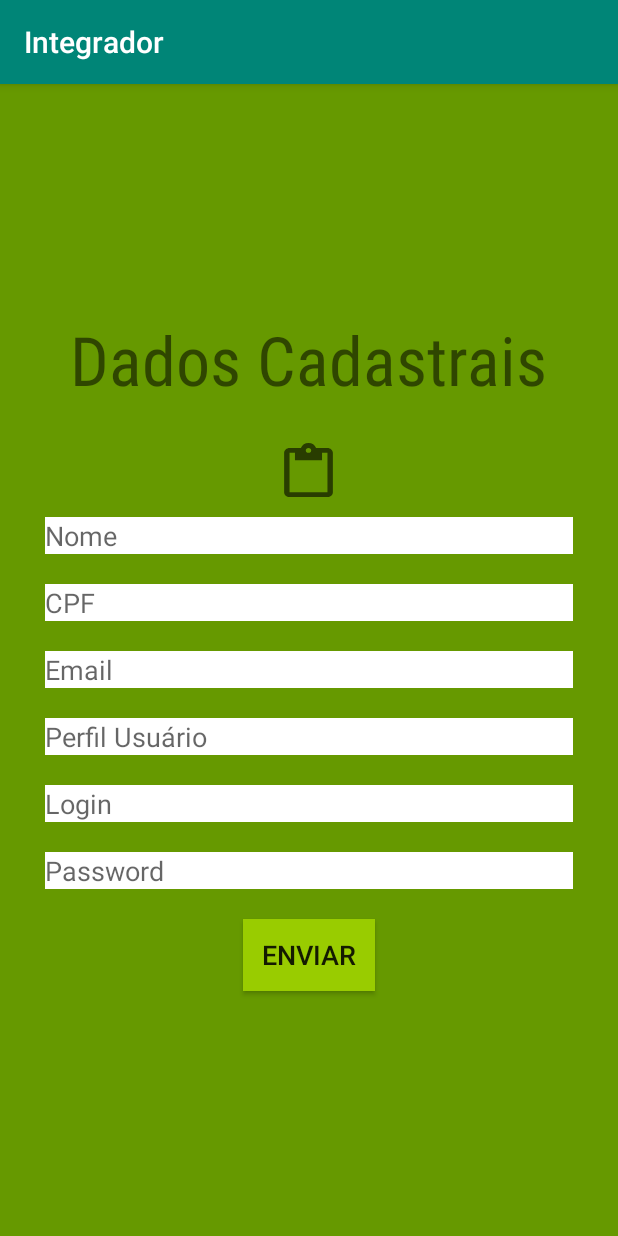
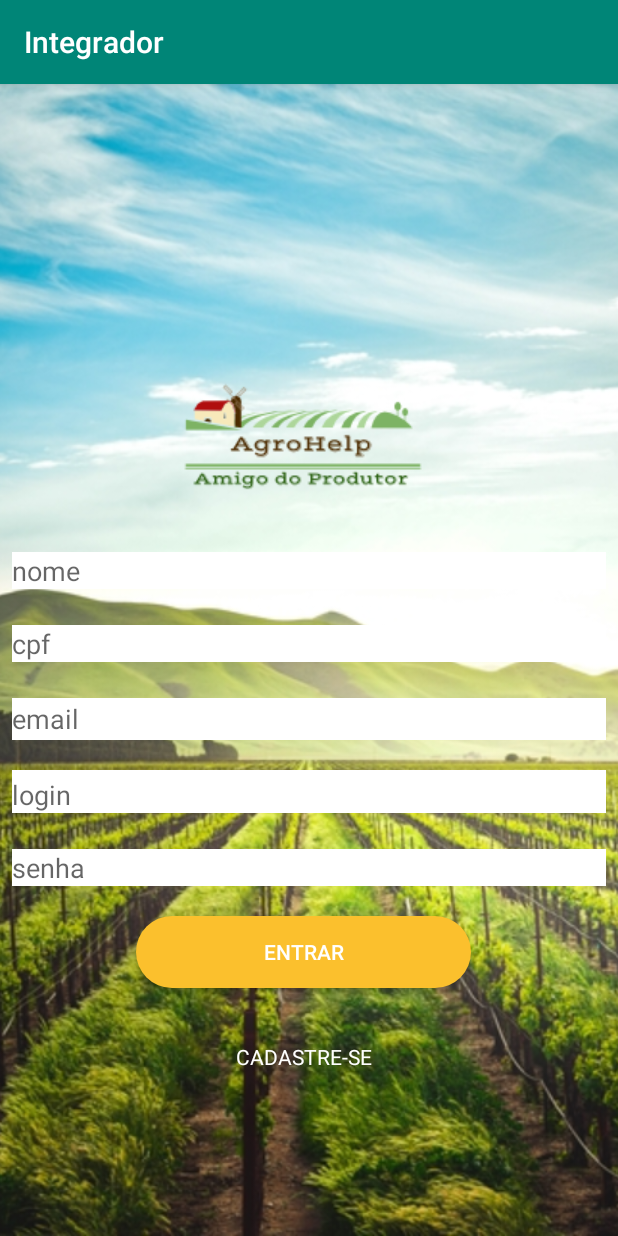
Before and after one commit to ProjetoAgroHelp/Repositorio_FrontEnd, an Android app: the Cadastro screen opened directly, with no data from a screen before it, on a phone screen of 412 x 824 dp. Run offline under Robolectric (Android 15) with nearby library versions, the phone set to English and light mode, and no system bars.

Commit message:
tela de login e tela de cadastro

```diff
--- /dev/null
+++ b/app/src/main/res/drawable/btn_redondo.xml
@@ -0,0 +1,5 @@
+<?xml version="1.0" encoding="utf-8"?>
+<shape xmlns:android="http://schemas.android.com/apk/res/android">
+    <solid android:color="@color/colorPrimaryDark"/>
+    <corners android:radius="30dp"/>
+</shape>
--- a/app/src/main/res/layout/activity_cadastro.xml
+++ b/app/src/main/res/layout/activity_cadastro.xml
@@ -1,113 +1,163 @@
 <?xml version="1.0" encoding="utf-8"?>
-<LinearLayout xmlns:android="http://schemas.android.com/apk/res/android"
+<android.support.constraint.ConstraintLayout xmlns:android="http://schemas.android.com/apk/res/android"
     xmlns:app="http://schemas.android.com/apk/res-auto"
     xmlns:tools="http://schemas.android.com/tools"
-    android:id="@+id/corpo"
     android:layout_width="match_parent"
     android:layout_height="match_parent"
-    android:background="@android:color/holo_green_dark"
-    android:clipToPadding="false"
-    android:gravity="center_vertical|center_horizontal|center"
-    android:orientation="vertical"
-    android:padding="20dp"
-    android:paddingBottom="10dp"
-    android:paddingTop="10dp"
-    tools:paddingTop="11dp"
-    >
+    tools:context="Login">
+
+    <ImageView
+        android:id="@+id/photo_image_view"
+        android:layout_width="match_parent"
+        android:layout_height="match_parent"
+        android:scaleType="centerCrop"
+        android:src="@drawable/campo"
+        tools:layout_editor_absoluteX="39dp"
+        tools:layout_editor_absoluteY="133dp" />
+
+    <ImageView
+        android:id="@+id/logo"
+        android:layout_width="wrap_content"
+        android:layout_height="wrap_content"
+        android:layout_marginStart="8dp"
+        android:layout_marginTop="28dp"
+        android:layout_marginEnd="8dp"
+        app:layout_constraintBottom_toTopOf="@+id/editText"
+        app:layout_constraintEnd_toEndOf="parent"
+        app:layout_constraintHorizontal_bias="0.5"
+        app:layout_constraintStart_toStartOf="parent"
+        app:layout_constraintTop_toBottomOf="@+id/photo_image_view"
+        app:srcCompat="@drawable/agrohelp" />
+
+    <EditText
+        android:id="@+id/editText"
+        android:layout_width="match_parent"
+        android:layout_height="wrap_content"
+        android:layout_marginStart="8dp"
+        android:layout_marginTop="36dp"
+        android:layout_marginEnd="8dp"
+        android:background="@android:color/white"
+        android:ems="10"
+        android:hint="nome"
+        android:inputType="textPersonName"
+        android:textColor="@color/colorPrimaryDark"
+        app:layout_constraintBottom_toTopOf="@+id/editText2"
+        app:layout_constraintEnd_toEndOf="@+id/logo"
+        app:layout_constraintHorizontal_bias="0.5"
+        app:layout_constraintStart_toStartOf="@+id/logo"
+        app:layout_constraintTop_toBottomOf="@+id/logo"
+        tools:background="@android:color/white" />
+
+    <EditText
+        android:id="@+id/editText2"
+        android:layout_width="match_parent"
+        android:layout_height="wrap_content"
+        android:layout_marginStart="8dp"
+        android:layout_marginTop="24dp"
+        android:layout_marginEnd="8dp"
+        android:background="@android:color/white"
+        android:ems="10"
+        android:hint="cpf"
+        android:inputType="textPersonName"
+        android:textColor="@color/colorPrimaryDark"
+        app:layout_constraintBottom_toTopOf="@+id/editText3"
+        app:layout_constraintEnd_toEndOf="@+id/editText"
+        app:layout_constraintHorizontal_bias="0.5"
+        app:layout_constraintStart_toStartOf="@+id/editText"
+        app:layout_constraintTop_toBottomOf="@+id/editText" />
+
+    <Button
+        android:id="@+id/cadastro"
+        android:layout_width="223dp"
+        android:layout_height="wrap_content"
+        android:layout_marginTop="20dp"
+        android:layout_marginEnd="8dp"
+        android:background="@drawable/btn_redondo"
+        android:backgroundTint="#fbc02d"
+        android:text="Entrar"
+        android:textColor="@android:color/white"
+        app:layout_constraintBottom_toTopOf="@+id/photo_image_view"
+        app:layout_constraintEnd_toEndOf="@+id/editText6"
+        app:layout_constraintHorizontal_bias="0.5"
+        app:layout_constraintStart_toStartOf="@+id/editText6"
+        app:layout_constraintTop_toBottomOf="@+id/editText6" />
 
     <TextView
-        android:id="@+id/titulo"
+        android:id="@+id/cadastrese"
         android:layout_width="wrap_content"
         android:layout_height="wrap_content"
-        android:textSize="45dp"
-        android:fontFamily="sans-serif-condensed"
-        android:layout_marginBottom="25dp"
-        android:text="Dados Cadastrais"/>
+        android:layout_marginTop="36dp"
+        android:text="CADASTRE-SE"
+        android:textColor="@android:color/white"
+        app:layout_constraintEnd_toEndOf="@+id/cadastro"
+        app:layout_constraintStart_toStartOf="@+id/cadastro"
+        app:layout_constraintTop_toBottomOf="@+id/cadastro" />
+
+    <EditText
+        android:id="@+id/editText3"
+        android:layout_width="match_parent"
+        android:layout_height="28dp"
+        android:layout_marginStart="8dp"
+        android:layout_marginTop="24dp"
+        android:layout_marginEnd="8dp"
+        android:background="@android:color/white"
+        android:ems="10"
+        android:hint="email"
+        android:inputType="textPersonName"
+        app:layout_constraintBottom_toTopOf="@+id/editText5"
+        app:layout_constraintEnd_toEndOf="parent"
+        app:layout_constraintHorizontal_bias="0.5"
+        app:layout_constraintStart_toStartOf="parent"
+        app:layout_constraintTop_toBottomOf="@+id/editText2" />
+
+    <EditText
+        android:id="@+id/editText4"
+        android:layout_width="match_parent"
+        android:layout_height="wrap_content"
+        android:layout_marginStart="8dp"
+        android:layout_marginTop="20dp"
+        android:layout_marginEnd="8dp"
+        android:background="@android:color/white"
+        android:ems="10"
+        android:hint="perfil Usuario"
+        android:inputType="textPersonName"
+        app:layout_constraintEnd_toEndOf="parent"
+        app:layout_constraintStart_toStartOf="parent"
+        app:layout_constraintTop_toBottomOf="@+id/editText3" />
+
+    <EditText
+        android:id="@+id/editText5"
+        android:layout_width="match_parent"
+        android:layout_height="wrap_content"
+        android:layout_marginStart="8dp"
+        android:layout_marginTop="24dp"
+        android:layout_marginEnd="8dp"
+        android:background="@android:color/white"
+        android:ems="10"
+        android:hint="login"
+        android:inputType="textPersonName"
+        app:layout_constraintBottom_toTopOf="@+id/editText6"
+        app:layout_constraintEnd_toEndOf="parent"
+        app:layout_constraintHorizontal_bias="0.5"
+        app:layout_constraintStart_toStartOf="parent"
+        app:layout_constraintTop_toBottomOf="@+id/editText3" />
+
+    <EditText
+        android:id="@+id/editText6"
+        android:layout_width="match_parent"
+        android:layout_height="wrap_content"
+        android:layout_marginStart="8dp"
+        android:layout_marginTop="24dp"
+        android:layout_marginEnd="8dp"
+        android:background="@android:color/white"
+        android:ems="10"
+        android:hint="senha"
+        android:inputType="textPersonName"
+        app:layout_constraintBottom_toTopOf="@+id/cadastro"
+        app:layout_constraintEnd_toEndOf="parent"
+        app:layout_constraintHorizontal_bias="0.5"
+        app:layout_constraintStart_toStartOf="parent"
+        app:layout_constraintTop_toBottomOf="@+id/editText5" />
 
 
-
-    <TextView
-        android:id="@+id/desenho"
-        android:layout_width="43dp"
-        android:layout_height="39dp"
-        android:background="?android:attr/actionModePasteDrawable" />
-
-
-
-    <EditText
-        android:id="@+id/Nome"
-        android:layout_width="match_parent"
-        android:layout_height="wrap_content"
-        android:background="@android:color/white"
-        android:layout_margin="10dp"
-        android:hint="Nome" />
-
-
-    <EditText
-        android:id="@+id/CPF"
-        android:layout_width="match_parent"
-        android:layout_height="wrap_content"
-        android:background="@android:color/white"
-        android:layout_margin="10dp"
-        android:hint="CPF" />
-
-
-    <EditText
-        android:id="@+id/Email"
-        android:layout_width="match_parent"
-        android:layout_height="wrap_content"
-        android:background="@android:color/white"
-        android:layout_margin="10dp"
-
-        android:hint="Email" />
-
-
-    <EditText
-        android:id="@+id/Perfil_Usuario"
-        android:layout_width="match_parent"
-        android:layout_height="wrap_content"
-        android:background="@android:color/white"
-        android:layout_margin="10dp"
-        android:hint="Perfil Usuário" />
-
-    <EditText
-        android:id="@+id/Login"
-        android:layout_width="match_parent"
-        android:layout_height="wrap_content"
-        android:background="@android:color/white"
-        android:layout_margin="10dp"
-        android:hint="Login" />
-
-    <EditText
-        android:id="@+id/Senha"
-        android:layout_width="match_parent"
-        android:layout_height="wrap_content"
-        android:background="@android:color/white"
-        android:layout_margin="10dp"
-        android:hint="Password" />
-
-    <Button
-        android:id="@+id/Enviar"
-        android:layout_width="wrap_content"
-        android:layout_height="wrap_content"
-        android:background="@android:color/holo_green_light"
-        android:textSize="18dp"
-        android:layout_margin="10dp"
-        android:text="Enviar" />
-
-
-
-    <!-- Para colocar input no campo
-        <android.support.design.widget.TextInputLayout
-            android:layout_width="match_parent"
-            android:layout_height="match_parent">
-            <android.support.design.widget.TextInputEditText
-                android:layout_width="match_parent"
-                android:layout_height="wrap_content"
-                android:hint="teste do gabriel "
-                android:inputType="text"
-                android:textColor="#f12345"/>
-        </android.support.design.widget.TextInputLayout>
-    -->
-
-</LinearLayout>
+</android.support.constraint.ConstraintLayout>
--- a/app/src/main/res/values/colors.xml
+++ b/app/src/main/res/values/colors.xml
@@ -1,6 +1,6 @@
 <?xml version="1.0" encoding="utf-8"?>
 <resources>
     <color name="colorPrimary">#008577</color>
-    <color name="colorPrimaryDark">#00574B</color>
+    <color name="colorPrimaryDark">#00574b</color>
     <color name="colorAccent">#D81B60</color>
 </resources>
```
Also changed, not shown: app/src/main/AndroidManifest.xml (+7 -3 lines), app/src/main/res/layout/activity_login.xml (+69 -30 lines), app/src/main/res/drawable-v24/agrohelp.png (added), app/src/main/res/drawable-v24/campo.jpg (added).
